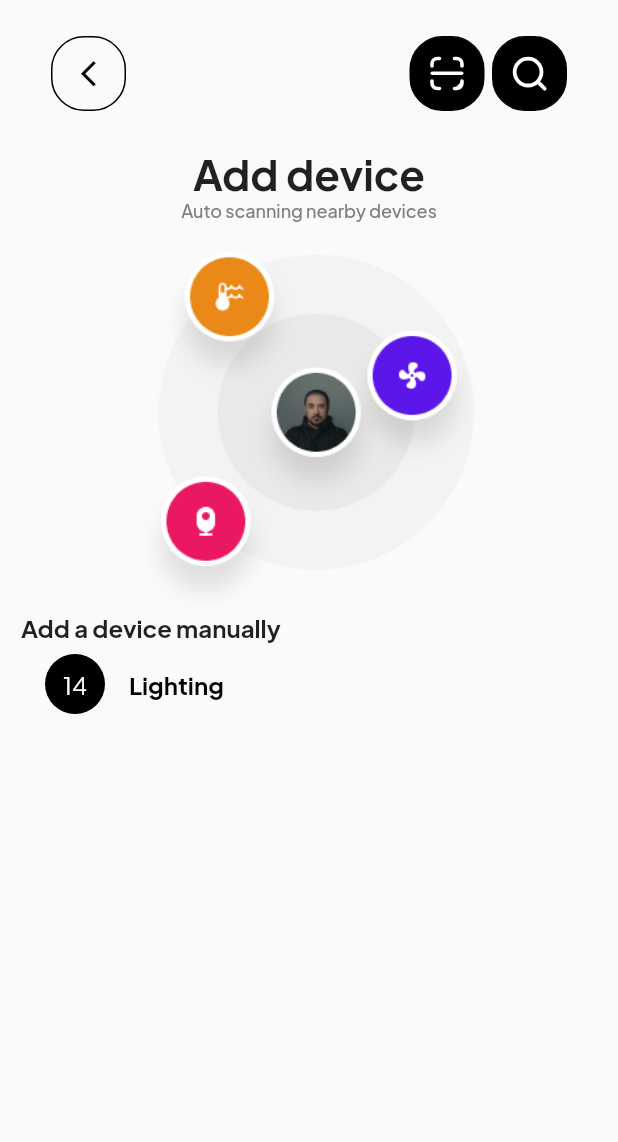
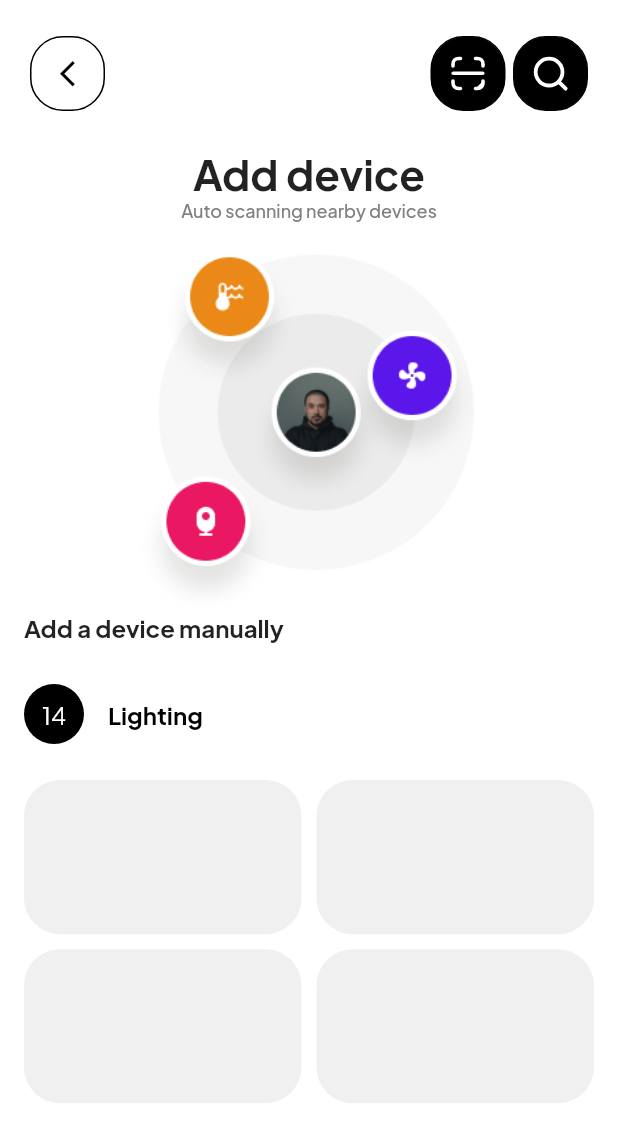
Before and after one commit to AttiBaloxh/Huis_app, a Flutter app: the AddDevicePage screen opened directly, on a phone screen of 412 x 824 dp. Shown: the top 1142 px of the screen. Run offline on Flutter 3.47's test engine with Material 2 defaults, Android fonts, the light colour scheme and no system bars; our stand-ins replace dots_indicator, flutter_svg, geolocator, google_maps_flutter, otp_text_field; missing offline and left inert: qr_code_scanner.

Commit message:
done add device

```diff
--- a/lib/main.dart
+++ b/lib/main.dart
@@ -1,5 +1,5 @@
 import 'package:flutter/material.dart';
-import 'package:huis_light/ui/kitchen_page/kitchen_page.dart';
+import 'package:huis_light/ui/add_device/add_device.dart';
 
 
 void main() {
@@ -18,7 +18,7 @@ class MyApp extends StatelessWidget {
       theme: ThemeData(
         fontFamily: "PlusSans",
       ),
-      home:  const KitchenPage(),
+      home:  const AddDevicePage(),
     );
   }
 }
--- a/lib/ui/add_device/add_device.dart
+++ b/lib/ui/add_device/add_device.dart
@@ -3,6 +3,7 @@ import 'package:flutter/material.dart';
 import 'package:flutter_svg/svg.dart';
 import 'package:huis_light/app_comp/represent_function.dart';
 import 'package:huis_light/helper/app_colors/app_colors.dart';
+import 'package:huis_light/helper/static_values/static_values.dart';
 import 'package:huis_light/ui/active_device/active_comp/search_comp.dart';
 
 class AddDevicePage extends StatelessWidget {
@@ -11,9 +12,8 @@ class AddDevicePage extends StatelessWidget {
   @override
   Widget build(BuildContext context) {
     return Scaffold(
-      body: Padding(
-        padding: const EdgeInsets.symmetric(horizontal: 14.0),
-        child: ListView(
+      backgroundColor: kwhite,
+      body: ListView(
         children: [
           Padding(
             padding: const EdgeInsets.symmetric(vertical: 24, horizontal: 20),
@@ -122,13 +122,21 @@ class AddDevicePage extends StatelessWidget {
           const SizedBox(
             height: 20,
           ),
-            SizedBox(
+          Column(
+            mainAxisAlignment: MainAxisAlignment.center,
+            crossAxisAlignment: CrossAxisAlignment.start,
+            children: [
+              Center(
+                child: SizedBox(
                   height: 240,
                   child: Image.asset(
                     "assets/images/add_device.png",
                   ),
                 ),
-            const Text(
+              ),
+              const Padding(
+                padding: EdgeInsets.symmetric(horizontal: 16.0),
+                child: Text(
                   "Add a device manually",
                   style: TextStyle(
                     fontSize: 16,
@@ -136,14 +144,48 @@ class AddDevicePage extends StatelessWidget {
                     fontWeight: FontWeight.w700,
                   ),
                 ),
+              ),
+              const SizedBox(
+                height: 20,
+              ),
               const RepresentFunction(
                 trailingTitle: "",
                 title: "Lighting",
                 lengthOfActiveDevice: 14,
+              ),
+              GridView.count(
+                primary: false,
+                shrinkWrap: true,
+                padding: const EdgeInsets.all(16),
+                crossAxisSpacing: 10,
+                mainAxisSpacing: 10,
+                crossAxisCount: 2,
+                childAspectRatio: 1.8,
+                children: const [
+                  SingleLightManually(),
+                  SingleLightManually(),
+                  SingleLightManually(),
+                  SingleLightManually(),
+                ],
+              ),
+            ],
           )
         ],
-        ),
       ),
     );
   }
 }
+
+class SingleLightManually extends StatelessWidget {
+  const SingleLightManually({super.key});
+
+  @override
+  Widget build(BuildContext context) {
+    return Container(
+      decoration: BoxDecoration(
+        borderRadius: BorderRadius.circular(borderRadiusValue),
+        color: const Color(0xffF0F0F0),
+      ),
+    );
+  }
+}
```
Lines whose indentation alone changed are shown as unchanged.
